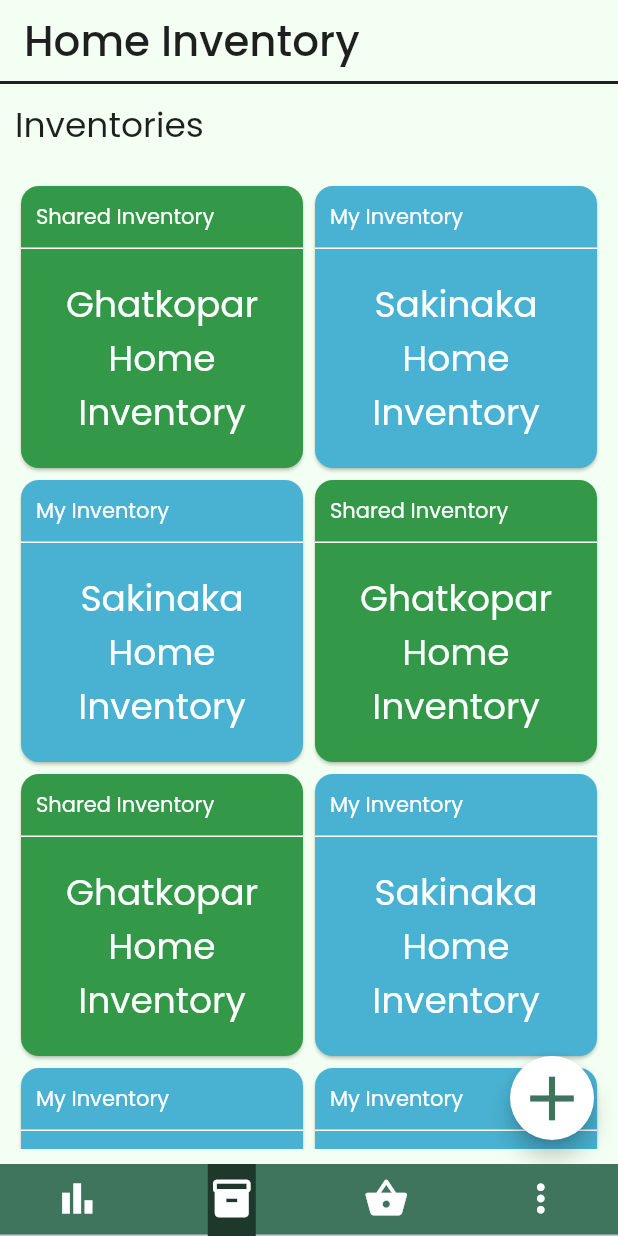
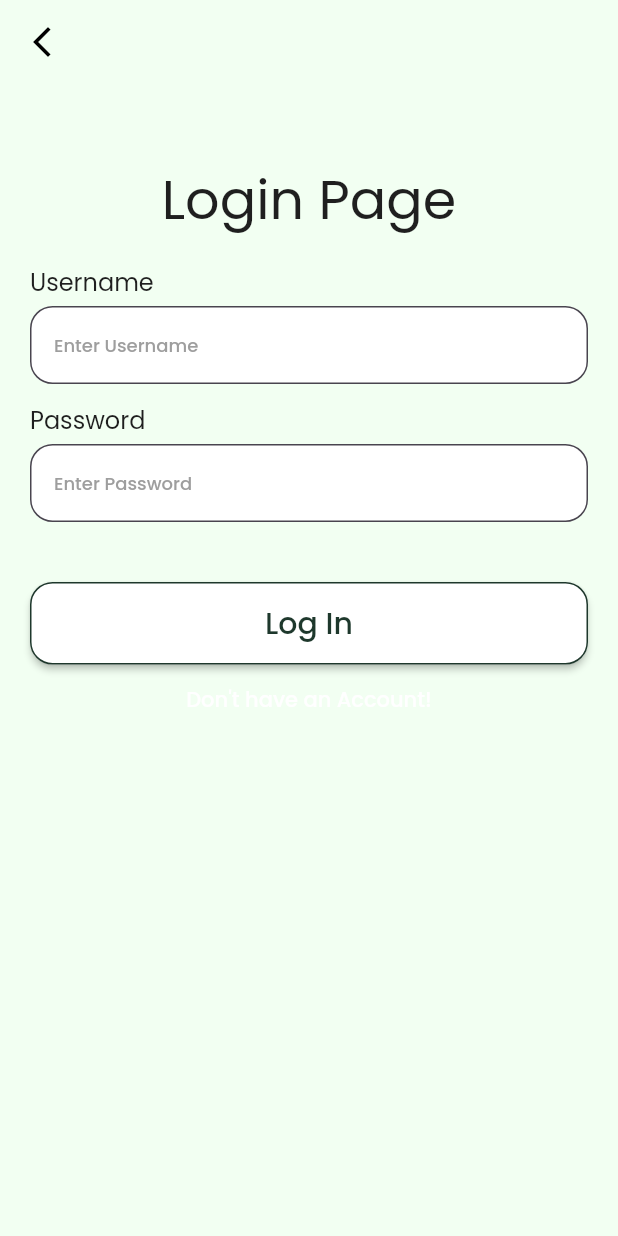
Before and after one commit to Floran-Github/Home-Inventory, a Flutter app: the screen it shows after launch, on a phone screen of 412 x 824 dp. Run offline on Flutter 3.47's test engine with Material 2 defaults, Android fonts, the phone set to English and light mode, and no system bars; our stand-ins replace email_validator, google_fonts.

Commit message:
log in and registration

```diff
--- a/lib/constant/routes.dart
+++ b/lib/constant/routes.dart
@@ -3,4 +3,6 @@ class Routes {
   static String basePageRoute = "/basePagescreen";
   static String homePageRoute = "/homepagescreen";
   static String purhcaseDetailRoute = "/purchasedetailscreen";
+  static String signinRoute = "/signinscreen";
+  static String loginRoute = "/loginscreen";
 }
--- a/lib/main.dart
+++ b/lib/main.dart
@@ -4,6 +4,8 @@
 import 'package:home_inventory/constant/routes.dart';
 import 'package:home_inventory/screens/BasePage.dart';
 import 'package:home_inventory/screens/auth/SplashScreen.dart';
+import 'package:home_inventory/screens/auth/login.dart';
+import 'package:home_inventory/screens/auth/sign_in.dart';
 import 'package:home_inventory/screens/inventory/InventoryList.dart';
 import 'package:home_inventory/screens/purchase/PurhcaseDetail.dart';
 
@@ -45,6 +47,9 @@
         Routes.basePageRoute: (context) => const BasePage(),
         Routes.homePageRoute: (context) => const InventoryListPage(),
         Routes.purhcaseDetailRoute: (context) => const PurhcaseDetailPage(),
+        Routes.signinRoute: (context) =>  const SigninPage(),
+        Routes.loginRoute: (context) =>   LoginPage(),
+
       },
     );
   }
--- a/lib/screens/BasePage.dart
+++ b/lib/screens/BasePage.dart
@@ -1,6 +1,4 @@
 import 'package:flutter/material.dart';
-import 'package:flutter/src/foundation/key.dart';
-import 'package:flutter/src/widgets/framework.dart';
 import 'package:home_inventory/constant/colors.dart';
 import 'package:home_inventory/screens/dashboard/Dashboard.dart';
 import 'package:home_inventory/screens/inventory/InventoryList.dart';
--- /dev/null
+++ b/lib/screens/auth/login.dart
@@ -0,0 +1,145 @@
+import 'package:flutter/material.dart';
+import '../../constant/routes.dart';
+import 'sign_in.dart';
+
+import '../../constant/colors.dart';
+import '../BasePage.dart';
+
+class LoginPage extends StatefulWidget {
+  LoginPage({Key? key}) : super(key: key);
+
+  @override
+  State<LoginPage> createState() => _LoginPageState();
+}
+
+class _LoginPageState extends State<LoginPage> {
+  final _formKey = GlobalKey<FormState>();
+  TextEditingController usernameController = TextEditingController();
+  TextEditingController passwordController = TextEditingController();
+  @override
+  Widget build(BuildContext context) {
+    return Scaffold(
+      resizeToAvoidBottomInset: true,
+      appBar: AppBar(
+        elevation: 0,
+        leading: IconButton(
+          onPressed: () => {Navigator.pop(context)},
+          icon: Icon(
+            Icons.arrow_back_ios_new,
+            color: Theme.of(context).brightness == Brightness.light
+                ? Colors.black
+                : Colors.white,
+          ),
+        ),
+      ),
+      body: SingleChildScrollView(
+        child: Column(
+          children: [
+            SizedBox(
+              height: 50,
+            ),
+            Text(
+              "Login Page",
+              style: TextStyle(fontSize: 36),
+            ),
+            const SizedBox(
+              height: 16,
+            ),
+            Padding(
+              padding: const EdgeInsets.only(right: 20.0, left: 20.0),
+              child: Form(
+                key: _formKey,
+                child: Column(
+                  crossAxisAlignment: CrossAxisAlignment.start,
+                  children: [
+                    makeInput(
+                        label: "Username", controller: usernameController),
+                    const SizedBox(
+                      height: 12,
+                    ),
+                    makeInput(
+                        label: "Password",
+                        obsureText: true,
+                        controller: passwordController),
+                    const SizedBox(
+                      height: 40,
+                    ),
+                    Center(
+                      child: MaterialButton(
+                        color: AppColors.white,
+                        minWidth: double.infinity,
+                        height: 55,
+                        shape: RoundedRectangleBorder(
+                            side: BorderSide(color: AppColors.darkbgreen),
+                            borderRadius: BorderRadius.circular(15)),
+                        onPressed: () => {
+                          Navigator.pushAndRemoveUntil(
+                              context,
+                              MaterialPageRoute(
+                                builder: (context) => BasePage(),
+                              ),
+                              (route) => false)
+                        },
+                        child: Text(
+                          "Log In",
+                          style: TextStyle(
+                              fontSize: 20, color: AppColors.darkbgreen),
+                        ),
+                      ),
+                    )
+                  ],
+                ),
+              ),
+            ),
+            Align(
+              alignment: Alignment.bottomCenter,
+              child: Padding(
+                padding: const EdgeInsets.only(bottom: 30.0),
+                child: TextButton(
+                  onPressed: () {
+                    Navigator.pushNamed(context, Routes.signinRoute);
+                  },
+                  child: Text(
+                    "Don't have an Account!",
+                    style: TextStyle(color: AppColors.white),
+                  ),
+                ),
+              ),
+            )
+          ],
+        ),
+      ),
+    );
+  }
+}
+
+Widget makeInput({label, obsureText = false, controller}) {
+  return Column(
+    crossAxisAlignment: CrossAxisAlignment.start,
+    children: [
+      Text(
+        label,
+        style: const TextStyle(fontSize: 16),
+      ),
+      const SizedBox(
+        height: 4,
+      ),
+      TextFormField(
+        controller: controller,
+        validator: (value) {
+          if (value == null || value.isEmpty) {
+            return 'Please enter $label';
+          }
+          return null;
+        },
+        obscureText: obsureText,
+        decoration: InputDecoration(
+            filled: true,
+            fillColor: AppColors.white,
+            hintStyle: const TextStyle(fontSize: 12, color: Colors.grey),
+            border: OutlineInputBorder(borderRadius: BorderRadius.circular(15)),
+            hintText: 'Enter ' + label),
+      )
+    ],
+  );
+}
--- a/lib/screens/dashboard/Dashboard.dart
+++ b/lib/screens/dashboard/Dashboard.dart
@@ -1,12 +1,10 @@
 import 'package:flutter/material.dart';
-import 'package:flutter/src/foundation/key.dart';
-import 'package:flutter/src/widgets/framework.dart';
 
 class DashboardPage extends StatelessWidget {
   const DashboardPage({Key? key}) : super(key: key);
 
   @override
   Widget build(BuildContext context) {
-    return Scaffold();
+    return const Scaffold();
   }
 }
--- a/lib/screens/inventory/InventoryList.dart
+++ b/lib/screens/inventory/InventoryList.dart
@@ -1,6 +1,4 @@
 import 'package:flutter/material.dart';
-import 'package:flutter/src/foundation/key.dart';
-import 'package:flutter/src/widgets/framework.dart';
 import 'package:home_inventory/constant/colors.dart';
 import 'package:home_inventory/widget/OwnInventoryCard.dart';
 import 'package:home_inventory/widget/SharedInventoryCard.dart';
--- a/lib/screens/options/OptionsPage.dart
+++ b/lib/screens/options/OptionsPage.dart
@@ -1,12 +1,10 @@
 import 'package:flutter/material.dart';
-import 'package:flutter/src/foundation/key.dart';
-import 'package:flutter/src/widgets/framework.dart';
 
 class OptionPage extends StatelessWidget {
   const OptionPage({Key? key}) : super(key: key);
 
   @override
   Widget build(BuildContext context) {
-    return Scaffold();
+    return const Scaffold();
   }
 }
--- a/lib/screens/purchase/PurchasePage.dart
+++ b/lib/screens/purchase/PurchasePage.dart
@@ -1,6 +1,4 @@
 import 'package:flutter/material.dart';
-import 'package:flutter/src/foundation/key.dart';
-import 'package:flutter/src/widgets/framework.dart';
 import 'package:home_inventory/widget/appbar.dart';
 
 import '../../widget/PurchaseRecordCard.dart';
@@ -17,7 +15,7 @@ class _PurchasePageState extends State<PurchasePage>
   @override
   Widget build(BuildContext context) {
     return Scaffold(
-      appBar: CustomAppBar(),
+      appBar: const CustomAppBar(),
       body: SingleChildScrollView(
           child: Padding(
         padding: const EdgeInsets.all(10.0),
--- a/lib/screens/purchase/PurhcaseDetail.dart
+++ b/lib/screens/purchase/PurhcaseDetail.dart
@@ -1,7 +1,4 @@
 import 'package:flutter/material.dart';
-import 'package:flutter/src/foundation/key.dart';
-import 'package:flutter/src/widgets/framework.dart';
-import 'package:google_fonts/google_fonts.dart';
 import 'package:home_inventory/widget/PurchaseRecordItemCard.dart';
 import 'package:home_inventory/widget/nestedappbar.dart';
 
--- a/lib/widget/OwnInventoryCard.dart
+++ b/lib/widget/OwnInventoryCard.dart
@@ -1,7 +1,4 @@
-import 'package:flutter/cupertino.dart';
 import 'package:flutter/material.dart';
-import 'package:flutter/src/foundation/key.dart';
-import 'package:flutter/src/widgets/framework.dart';
 import 'package:home_inventory/constant/colors.dart';
 
 class OwnInventoryCard extends StatelessWidget {
@@ -34,7 +31,7 @@ class OwnInventoryCard extends StatelessWidget {
               child: Center(
                   child: Text(
                 "$inventoryName",
-                style: TextStyle(fontSize: 24, color: AppColors.white),
+                style: const TextStyle(fontSize: 24, color: AppColors.white),
                 textAlign: TextAlign.center,
               )),
             ))
--- a/lib/widget/PurchaseRecordCard.dart
+++ b/lib/widget/PurchaseRecordCard.dart
@@ -1,6 +1,4 @@
 import 'package:flutter/material.dart';
-import 'package:flutter/src/foundation/key.dart';
-import 'package:flutter/src/widgets/framework.dart';
 import 'package:google_fonts/google_fonts.dart';
 import 'package:home_inventory/constant/colors.dart';
 import 'package:home_inventory/constant/routes.dart';
@@ -48,7 +46,7 @@ class PurchaseRecordCard extends StatelessWidget {
               purchaseCardDateRow(date),
               purchaseCardRow("Amount", amount),
               purchaseCardRow("Quantity", qty),
-              SizedBox(
+              const SizedBox(
                 height: 10,
               )
             ],
--- a/lib/widget/PurchaseRecordItemCard.dart
+++ b/lib/widget/PurchaseRecordItemCard.dart
@@ -1,6 +1,4 @@
 import 'package:flutter/material.dart';
-import 'package:flutter/src/foundation/key.dart';
-import 'package:flutter/src/widgets/framework.dart';
 import 'package:google_fonts/google_fonts.dart';
 import 'package:home_inventory/constant/colors.dart';
 
@@ -30,7 +28,7 @@ class PurchaseRecordItem extends StatelessWidget {
             ),
             const Padding(
               padding:
-                  const EdgeInsets.only(bottom: 20, left: 8, right: 8, top: 8),
+                  EdgeInsets.only(bottom: 20, left: 8, right: 8, top: 8),
               child: Text(
                 "India gate basmati rice 5kg",
                 style: TextStyle(
--- a/lib/widget/SharedInventoryCard.dart
+++ b/lib/widget/SharedInventoryCard.dart
@@ -1,7 +1,4 @@
-import 'package:flutter/cupertino.dart';
 import 'package:flutter/material.dart';
-import 'package:flutter/src/foundation/key.dart';
-import 'package:flutter/src/widgets/framework.dart';
 import 'package:home_inventory/constant/colors.dart';
 
 class SharedInventoryCard extends StatelessWidget {
@@ -35,7 +32,7 @@ class SharedInventoryCard extends StatelessWidget {
               child: Center(
                   child: Text(
                 "$inventoryName",
-                style: TextStyle(fontSize: 24, color: AppColors.white),
+                style: const TextStyle(fontSize: 24, color: AppColors.white),
                 textAlign: TextAlign.center,
               )),
             ))
--- a/lib/widget/appbar.dart
+++ b/lib/widget/appbar.dart
@@ -1,9 +1,5 @@
-import 'package:flutter/cupertino.dart';
 import 'package:flutter/material.dart';
-import 'package:flutter/src/foundation/key.dart';
-import 'package:flutter/src/widgets/framework.dart';
 
-import '../constant/colors.dart';
 
 class CustomAppBar extends StatelessWidget with PreferredSizeWidget {
   const CustomAppBar({Key? key}) : super(key: key);
--- a/lib/widget/nestedappbar.dart
+++ b/lib/widget/nestedappbar.dart
@@ -1,9 +1,5 @@
-import 'package:flutter/cupertino.dart';
 import 'package:flutter/material.dart';
-import 'package:flutter/src/foundation/key.dart';
-import 'package:flutter/src/widgets/framework.dart';
 
-import '../constant/colors.dart';
 
 class NestedAppBar extends StatelessWidget with PreferredSizeWidget {
   const NestedAppBar({Key? key, required this.title}) : super(key: key);
--- a/pubspec.yaml
+++ b/pubspec.yaml
@@ -36,6 +36,7 @@ dependencies:
   cupertino_icons: ^1.0.2
   google_fonts: ^3.0.1
   http: ^0.13.4
+  email_validator: '^2.1.16'
 
 dev_dependencies:
   flutter_test:
```
Also changed, not shown: lib/screens/auth/SplashScreen.dart (+3 -5 lines), lib/screens/auth/sign_in.dart (added, +186 -0 lines), pubspec.lock.
